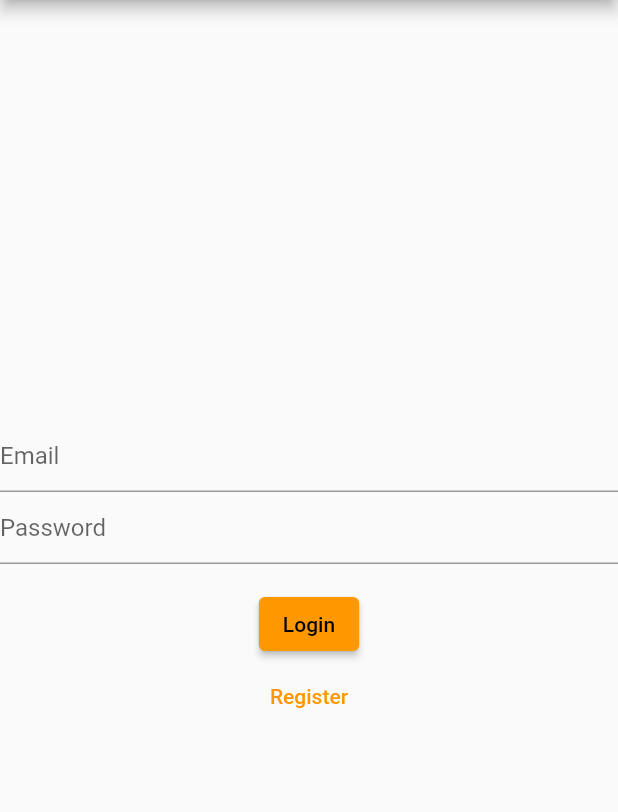
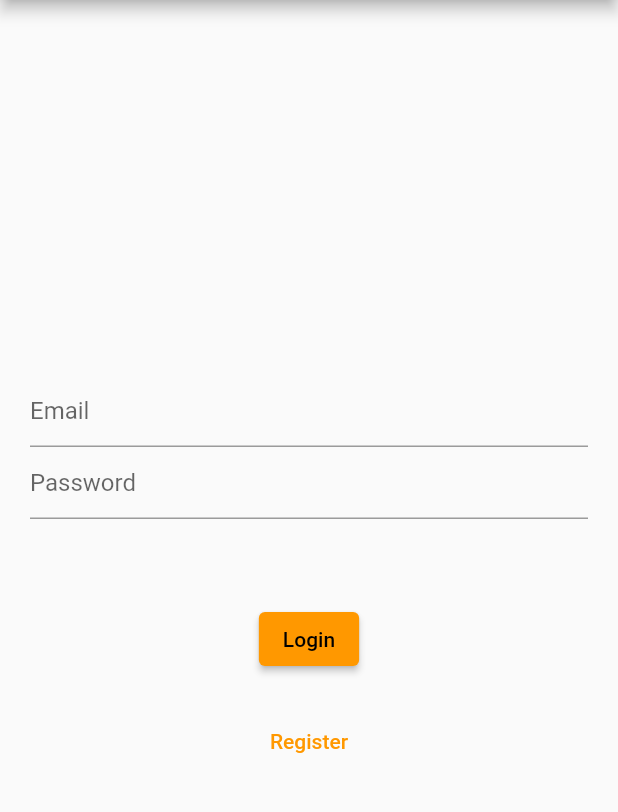
Before and after one commit to JLaurenz/game_on, a Flutter app: the screen it shows after launch, on a phone screen of 412 x 824 dp, the part 84-896 px from its top. Run offline on Flutter 3.47's test engine with Material 2 defaults, Android fonts, the phone set to English and light mode, and no system bars; our stand-ins replace firebase_auth, firebase_core; accounts and stored records are empty.

Commit message:
fix lines

```diff
--- a/lib/pages/login_register_pages.dart
+++ b/lib/pages/login_register_pages.dart
@@ -85,18 +85,24 @@ class _LoginPageState extends State<LoginPage> {
   Widget build(BuildContext context) {
     return Scaffold(
       appBar: AppBar(title: _title()),
-      body: Center(
+      body: Container(
+          height: double.infinity,
+          width: double.infinity,
+          padding: const EdgeInsets.all(20),
           child: Column(
+            crossAxisAlignment: CrossAxisAlignment.center,
             mainAxisAlignment: MainAxisAlignment.center,
-          children: [
+            children: <Widget>[
               _entryField('Email', _emailController),
               _entryField('Password', _passwordController),
+              const SizedBox(height: 20),
               _errorMessage(),
+              const SizedBox(height: 20),
               _submitButton(),
+              const SizedBox(height: 20),
               _loginOrRegisterButton(),
             ],
-        ),
-      ),
+          )),
     );
   }
 }
```
Also changed, not shown: lib/pages/home_page.dart (+13 -9 lines), 1 other file. Lines whose indentation alone changed are shown as unchanged.
